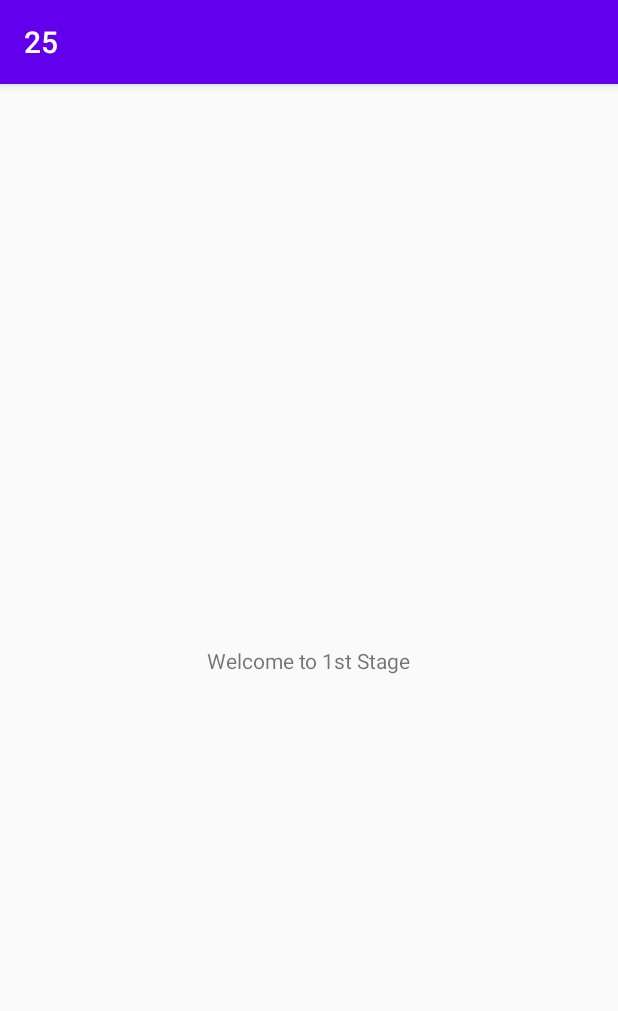
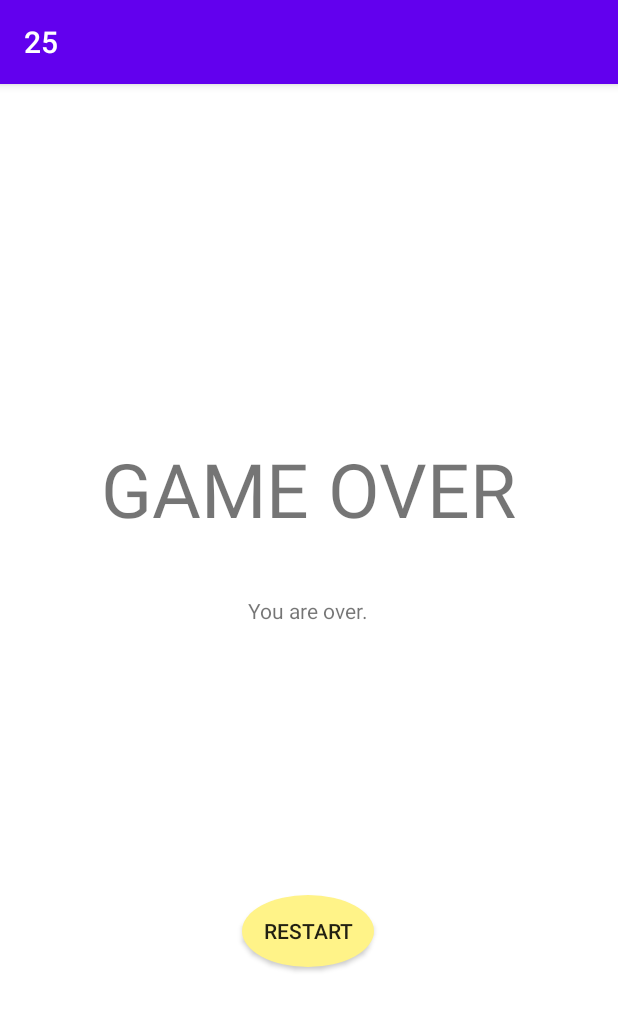
Before and after one commit to konan-pbl-2021/25, an Android app: the screen it shows after launch (FirstActivity before the commit, GameOverActivity after it), after a tap on "GAME START", on a phone screen of 412 x 824 dp. Shown: the top 1011 px of the screen. Run offline under Robolectric (Android 15) with nearby library versions, the phone set to English and light mode, and no system bars.

Commit message:
ゲームオーバー画面の実装 確認のためにMainの画面遷移プログラムを一時的に書き換えた状態（保存する必要なし）

```diff
--- a/app/src/main/AndroidManifest.xml
+++ b/app/src/main/AndroidManifest.xml
@@ -9,10 +9,9 @@
         android:roundIcon="@mipmap/ic_launcher_round"
         android:supportsRtl="true"
         android:theme="@style/AppTheme">
-
-        <activity android:name=".FirstActivity"></activity>
-        <activity android:name=".CourseSelect"></activity>
-
+        <activity android:name=".GameOverActivity"></activity>
+        <activity android:name=".FirstActivity" />
+        <activity android:name=".CourseSelect" />
         <activity android:name=".MainActivity">
             <intent-filter>
                 <action android:name="android.intent.action.MAIN" />
--- /dev/null
+++ b/app/src/main/java/com/example/a25/GameOverActivity.java
@@ -0,0 +1,26 @@
+package com.example.a25;
+
+import androidx.appcompat.app.AppCompatActivity;
+
+import android.content.Intent;
+import android.os.Bundle;
+import android.view.View;
+import android.widget.Button;
+
+public class GameOverActivity extends AppCompatActivity {
+
+    @Override
+    public void onCreate(Bundle savedInstanceState) {
+        super.onCreate(savedInstanceState);
+        setContentView(R.layout.activity_game_over);
+
+        Button nextButton = (Button)findViewById(R.id.restart);
+        nextButton.setOnClickListener(new View.OnClickListener() {
+            @Override
+            public void onClick(View v) {
+                Intent intent = new Intent(GameOverActivity.this, MainActivity.class);
+                startActivity(intent);
+            }
+        });
+    }
+}
--- a/app/src/main/java/com/example/a25/MainActivity.java
+++ b/app/src/main/java/com/example/a25/MainActivity.java
@@ -24,7 +24,7 @@ public class MainActivity extends AppCompatActivity {
          nextButton.setOnClickListener(new View.OnClickListener() {
                      @Override
              public void onClick(View v) {
-                 Intent intent = new Intent(MainActivity.this, FirstActivity.class);
+                 Intent intent = new Intent(MainActivity.this, GameOverActivity.class);
                  startActivity(intent);
              }
          });
--- /dev/null
+++ b/app/src/main/res/drawable/button.xml
@@ -0,0 +1,6 @@
+<?xml version="1.0" encoding="utf-8"?>
+<shape xmlns:android="http://schemas.android.com/apk/res/android"
+android:shape="oval">
+<solid
+    android:color="#FFF388"/>
+</shape>
--- /dev/null
+++ b/app/src/main/res/layout/activity_game_over.xml
@@ -0,0 +1,48 @@
+<?xml version="1.0" encoding="utf-8"?>
+<androidx.constraintlayout.widget.ConstraintLayout xmlns:android="http://schemas.android.com/apk/res/android"
+    xmlns:app="http://schemas.android.com/apk/res-auto"
+    xmlns:tools="http://schemas.android.com/tools"
+    android:layout_width="match_parent"
+    android:layout_height="match_parent"
+    android:background="#FFFFFF"
+    tools:context=".GameOverActivity">
+
+    <TextView
+        android:id="@+id/textView"
+        android:layout_width="wrap_content"
+        android:layout_height="wrap_content"
+        android:text="GAME OVER"
+        android:textSize="50sp"
+        app:layout_constraintBottom_toBottomOf="parent"
+        app:layout_constraintEnd_toEndOf="parent"
+        app:layout_constraintStart_toStartOf="parent"
+        app:layout_constraintTop_toTopOf="parent"
+        app:layout_constraintVertical_bias="0.337" />
+
+    <TextView
+        android:id="@+id/textView5"
+        android:layout_width="wrap_content"
+        android:layout_height="wrap_content"
+        android:text="You are over."
+        app:layout_constraintBottom_toBottomOf="parent"
+        app:layout_constraintEnd_toEndOf="parent"
+        app:layout_constraintHorizontal_bias="0.498"
+        app:layout_constraintStart_toStartOf="parent"
+        app:layout_constraintTop_toBottomOf="@+id/textView"
+        app:layout_constraintVertical_bias="0.085" />
+
+    <Button
+        android:id="@+id/restart"
+        android:layout_width="wrap_content"
+        android:layout_height="wrap_content"
+        android:text="Restart"
+        android:background="@drawable/button"
+
+        app:layout_constraintBottom_toBottomOf="parent"
+        app:layout_constraintEnd_toEndOf="parent"
+        app:layout_constraintHorizontal_bias="0.498"
+        app:layout_constraintStart_toStartOf="parent"
+        app:layout_constraintTop_toBottomOf="@+id/textView5"
+        app:layout_constraintVertical_bias="0.5" />
+
+</androidx.constraintlayout.widget.ConstraintLayout>
--- a/app/src/main/res/layout/activity_main.xml
+++ b/app/src/main/res/layout/activity_main.xml
@@ -4,6 +4,7 @@
     xmlns:tools="http://schemas.android.com/tools"
     android:layout_width="match_parent"
     android:layout_height="match_parent"
+    android:background="#FFFFFF"
     tools:context=".MainActivity">
 
     <TextView
@@ -12,7 +13,7 @@
         android:layout_height="wrap_content"
         android:alpha="0.5"
         android:text="25"
-        android:textSize="36sp"
+        android:textSize="150sp"
         app:layout_constraintBottom_toBottomOf="parent"
         app:layout_constraintHorizontal_bias="0.498"
         app:layout_constraintLeft_toLeftOf="parent"
@@ -29,6 +30,6 @@
         app:layout_constraintEnd_toEndOf="parent"
         app:layout_constraintStart_toStartOf="parent"
         app:layout_constraintTop_toBottomOf="@+id/textView3"
-        app:layout_constraintVertical_bias="0.698" />
+        app:layout_constraintVertical_bias="0.431" />
 
 </androidx.constraintlayout.widget.ConstraintLayout>
```
